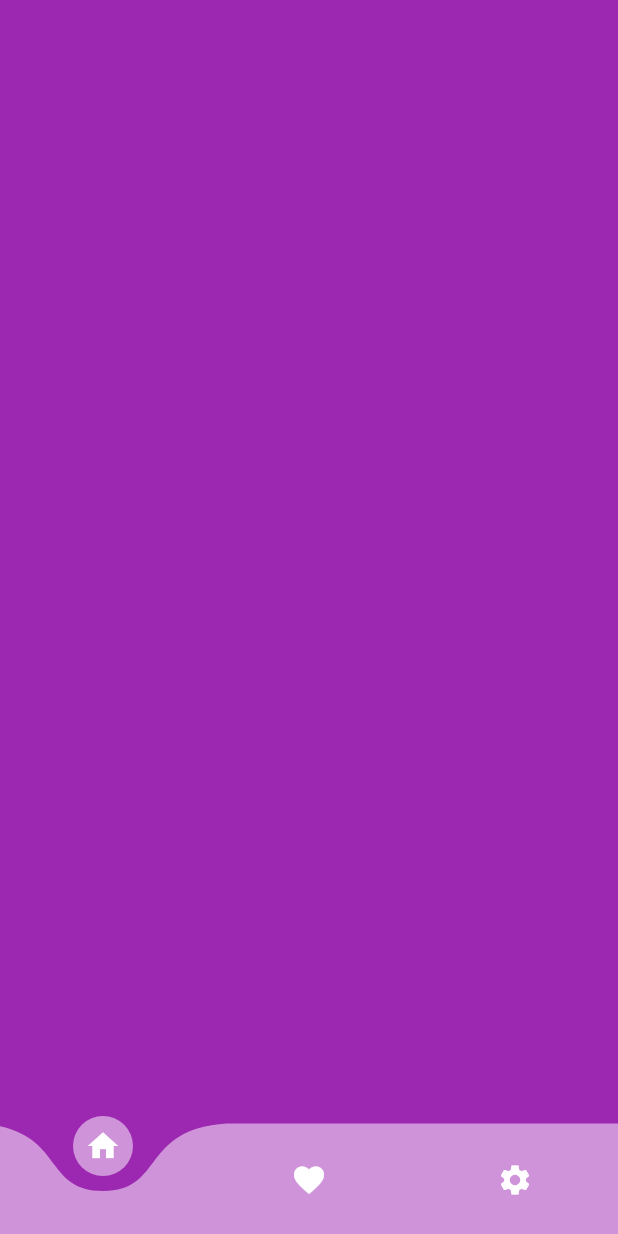
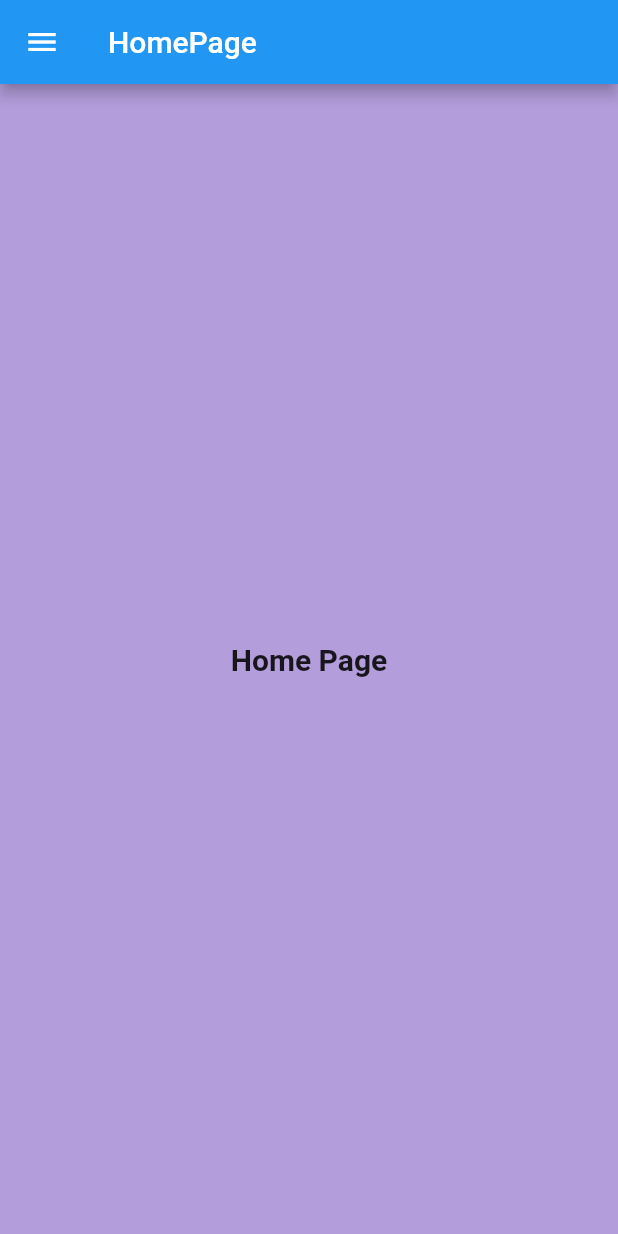
Before and after one commit to losziad/flutter_ui, a Flutter app: the screen it shows after launch, on a phone screen of 412 x 824 dp. Run offline on Flutter 3.47's test engine with Material 2 defaults, Android fonts, the phone set to English and light mode, and no system bars; drawn by our look-alikes of curved_navigation_bar, hidden_drawer_menu; our stand-ins replace confetti.

Commit message:
Finish from Hidden Drawer Home Page Package

```diff
--- /dev/null
+++ b/lib/UI/hidden_drawer/hidden_drawer.dart
@@ -0,0 +1,57 @@
+import 'package:flutter/material.dart';
+import 'package:flutter_ui/UI/hidden_drawer/hidden_drawer_home_page.dart';
+import 'package:flutter_ui/UI/hidden_drawer/settings.dart';
+import 'package:hidden_drawer_menu/hidden_drawer_menu.dart';
+
+class HiddenDrawer extends StatefulWidget {
+  const HiddenDrawer({Key? key}) : super(key: key);
+
+  @override
+  State<HiddenDrawer> createState() => _HiddenDrawerState();
+}
+
+class _HiddenDrawerState extends State<HiddenDrawer> {
+
+  List<ScreenHiddenDrawer> pages = [];
+
+  final myTextStyle = TextStyle(
+    fontWeight: FontWeight.bold,
+    fontSize: 18.0,
+    color: Colors.white,
+  );
+  @override
+  void initState() {
+    super.initState();
+    pages = [
+      ScreenHiddenDrawer(
+          ItemHiddenMenu(
+            name: 'HomePage',
+            baseStyle: myTextStyle,
+            selectedStyle: myTextStyle,
+            colorLineSelected: Colors.deepPurple,
+          ),
+        HiddenHomePage(),
+      ),
+      ScreenHiddenDrawer(
+        ItemHiddenMenu(
+          name: 'Settings',
+          baseStyle: myTextStyle,
+          selectedStyle: myTextStyle,
+          colorLineSelected: Colors.deepPurple,
+
+        ),
+        Settings(),
+      ),
+    ];
+  }
+  @override
+  Widget build(BuildContext context) {
+    return HiddenDrawerMenu(
+        screens: pages,
+        backgroundColorMenu: Colors.deepPurple.shade200,
+      initPositionSelected: 0,
+      slidePercent: 60.0,
+
+    );
+  }
+}
--- /dev/null
+++ b/lib/UI/hidden_drawer/hidden_drawer_home_page.dart
@@ -0,0 +1,26 @@
+import 'package:flutter/material.dart';
+
+class HiddenHomePage extends StatefulWidget {
+  const HiddenHomePage({Key? key}) : super(key: key);
+
+  @override
+  State<HiddenHomePage> createState() => _HiddenHomePageState();
+}
+
+class _HiddenHomePageState extends State<HiddenHomePage> {
+  @override
+  Widget build(BuildContext context) {
+    return Scaffold(
+      backgroundColor: Colors.deepPurple[200],
+      body: Center(
+        child: Text(
+          'Home Page',
+          style: TextStyle(
+            fontSize: 20.0,
+            fontWeight: FontWeight.bold,
+          ),
+        ),
+      ),
+    );
+  }
+}
--- /dev/null
+++ b/lib/UI/hidden_drawer/settings.dart
@@ -0,0 +1,21 @@
+import 'package:flutter/material.dart';
+
+class Settings extends StatelessWidget {
+  const Settings({Key? key}) : super(key: key);
+
+  @override
+  Widget build(BuildContext context) {
+    return  Scaffold(
+      backgroundColor: Colors.deepPurple[200],
+      body: Center(
+        child: Text(
+          'Setting Page',
+          style: TextStyle(
+            fontSize: 20.0,
+            fontWeight: FontWeight.bold,
+          ),
+        ),
+      ),
+    );
+  }
+}
--- a/lib/home_page.dart
+++ b/lib/home_page.dart
@@ -10,6 +10,7 @@ import 'package:flutter_ui/UI/curved_bottom_nav_bar/curved_bottom_nav_bar.dart';
 import 'package:flutter_ui/UI/health/health_ui.dart';
 import 'package:flutter_ui/UI/health/utils/emoticon_face.dart';
 import 'package:flutter_ui/UI/health/utils/exercises_tile.dart';
+import 'package:flutter_ui/UI/hidden_drawer/hidden_drawer.dart';
 import 'package:flutter_ui/UI/neu_button/neu_button.dart';
 
 class HomePage extends StatefulWidget {
@@ -50,7 +51,7 @@ class _HomePageState extends State<HomePage> {
   Widget build(BuildContext context) {
     return Scaffold(
       body: Center(
-        child: CurvedBottomNavBar(),
+        child: HiddenDrawer(),
       ),
     );
   }
--- a/lib/main.dart
+++ b/lib/main.dart
@@ -23,7 +23,7 @@ class MyApp extends StatelessWidget {
       home:  HomePage(),
       darkTheme: ThemeData(
         //   brightness: Brightness.dark,
-        // primarySwatch: Colors.orange,
+        primarySwatch: Colors.deepPurple,
       ),
     );
   }
--- a/pubspec.yaml
+++ b/pubspec.yaml
@@ -36,6 +36,7 @@ dependencies:
   cupertino_icons: ^1.0.2
   confetti: ^0.6.0
   curved_navigation_bar: ^1.0.3
+  hidden_drawer_menu: ^3.0.1
 
 dev_dependencies:
   flutter_test:
```
Also changed, not shown: pubspec.lock.
